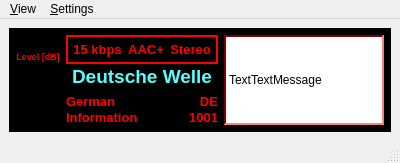
Before: the Qt Designer form dream/src/GUI-QT/FMMainWindow.ui in mmjee/dream-patched, drawn with Qt 5.
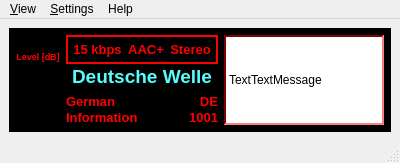
After: the same form once the commit is applied. Icons and pictures are not drawn. Custom widgets are drawn as their Qt base class.

```diff
--- a/dream/src/GUI-QT/FMMainWindow.ui
+++ b/dream/src/GUI-QT/FMMainWindow.ui
@@ -6748,8 +6748,17 @@
     <addaction name="actionDRM"/>
     <addaction name="actionDisplayColor"/>
    </widget>
+   <widget class="QMenu" name="menuHelp">
+    <property name="title">
+     <string>Help</string>
+    </property>
+    <addaction name="actionWhats_This"/>
+    <addaction name="separator"/>
+    <addaction name="actionAbout_Dream"/>
+   </widget>
    <addaction name="menu_View"/>
    <addaction name="menu_Settings"/>
+   <addaction name="menuHelp"/>
   </widget>
   <widget class="QStatusBar" name="statusbar"/>
   <action name="actionTune">
```
Left out of the diff: 17 changed lines with no effect on the pictures.
